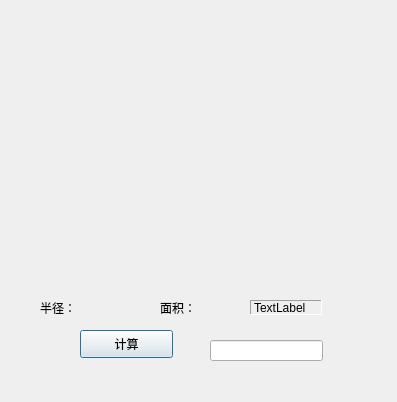
Before: the Qt Designer form QT/untitled/dialog.ui in LostBlackCat/JustForStudy, drawn with Qt 5.
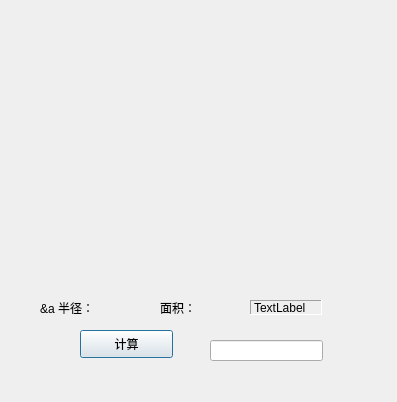
After: the same form once the commit is applied.

Patch:
```diff
--- a/QT/untitled/dialog.ui
+++ b/QT/untitled/dialog.ui
@@ -23,7 +23,7 @@
     </rect>
    </property>
    <property name="text">
-    <string>半径：</string>
+    <string>&amp;a 半径：</string>
    </property>
   </widget>
   <widget class="QLabel" name="areaLabel_2">
@@ -81,17 +81,6 @@
     <string>计算</string>
    </property>
   </widget>
-  <widget class="QWidget" name="verticalLayoutWidget">
-   <property name="geometry">
-    <rect>
-     <x>0</x>
-     <y>280</y>
-     <width>351</width>
-     <height>111</height>
-    </rect>
-   </property>
-   <layout class="QVBoxLayout" name="verticalLayout"/>
-  </widget>
  </widget>
  <layoutdefault spacing="6" margin="11"/>
  <resources/>
```
